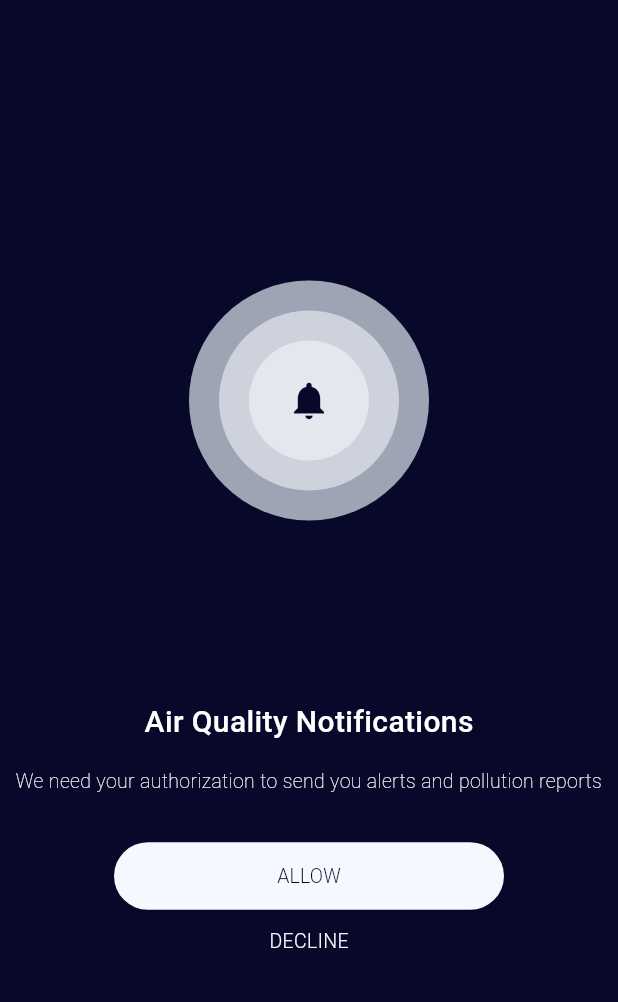
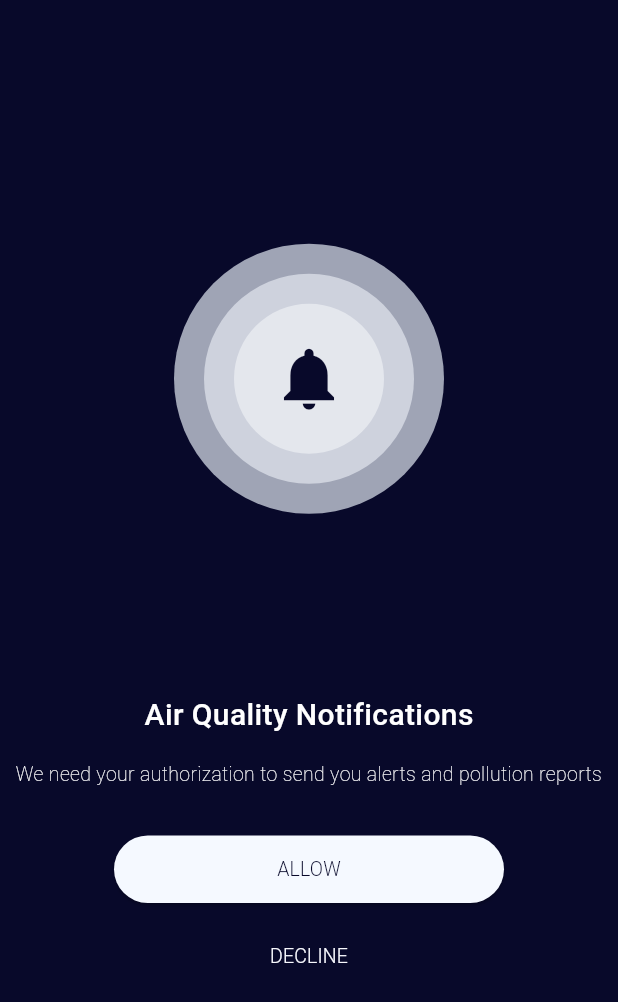
Before and after one commit to mkorunovska/airly_app, a Flutter app: the screen it shows after launch, after a tap on "Skip", after a tap on "Done", on a phone screen of 412 x 824 dp. Shown: the top 1002 px of the screen. Run offline on Flutter 3.47's test engine with Material 3 defaults, Android fonts, the light colour scheme and no system bars; our stand-ins replace lottie, smooth_page_indicator; network calls fail.

Commit message:
Added pages

```diff
--- a/lib/main.dart
+++ b/lib/main.dart
@@ -1,4 +1,7 @@
-import 'package:airly_app/screens/locations.dart';
+import 'package:airly_app/screens/cites_list.dart';
+import 'package:airly_app/screens/details.dart';
+import 'package:airly_app/screens/location.dart';
+import 'package:airly_app/screens/map.dart';
 import 'package:airly_app/screens/notification.dart';
 import 'package:airly_app/screens/on_boarding.dart';
 import 'package:airly_app/screens/splash.dart';
@@ -24,7 +27,10 @@ class MyApp extends StatelessWidget {
         '/splash': (context) => const SplashPage(),
         '/introduction': (context) => const OnBoardingPage(),
         '/notification': (context) => const NotificationPage(),
-        '/locations': (context) => const LocationsPage(),
+        '/location': (context) => const LocationPage(),
+        '/details': (context) => const DetailsPage(),
+        '/cities': (context) => const CitesListPage(),
+        '/map': (context) => const MapPage()
       },
     );
   }
--- a/lib/screens/notification.dart
+++ b/lib/screens/notification.dart
@@ -1,3 +1,4 @@
+import 'package:airly_app/widgets/circle_stack.dart';
 import 'package:flutter/material.dart';
 
 class NotificationPage extends StatelessWidget {
@@ -11,28 +12,8 @@ class NotificationPage extends StatelessWidget {
         child: Column(
           mainAxisAlignment: MainAxisAlignment.center,
           children: [
-            Stack(
-              alignment: AlignmentGeometry.center,
-              children: [
-                CircleAvatar(
-                  radius: 80,
-                  backgroundColor: const Color.fromARGB(255, 159, 164, 181),
-                ),
-                CircleAvatar(
-                  radius: 60,
-                  backgroundColor: const Color.fromARGB(255, 206, 210, 221),
-                ),
-                CircleAvatar(
-                  radius: 40,
-                  backgroundColor: const Color.fromARGB(255, 228, 231, 237),
-                ),
-                Icon(
-                  Icons.notifications,
-                  size: 30,
-                  color: Color.fromARGB(255, 8, 9, 42),
-                ),
-              ],
-            ),
+
+            CircleStack(icon: Icons.notifications),
 
             SizedBox(height: 120),
 
@@ -61,7 +42,7 @@ class NotificationPage extends StatelessWidget {
 
             ElevatedButton(
               onPressed: () {
-                Navigator.pushNamed(context, "/locations");
+                Navigator.pushNamed(context, "/location");
               },
               style: ElevatedButton.styleFrom(
                 minimumSize: const Size(260, 45),
@@ -80,14 +61,20 @@ class NotificationPage extends StatelessWidget {
 
             SizedBox(height: 10),
 
-            Text(
-              "DECLINE",
-              style: TextStyle(
-                fontSize: 13,
-                fontWeight: FontWeight.w300,
-                color: Color.fromARGB(255, 247, 248, 253),
+            TextButton(
+              onPressed: () {
+                Navigator.pushNamed(context, "/location");
+              },
+              child: Text(
+                "DECLINE",
+                style: TextStyle(
+                  fontSize: 13,
+                  fontWeight: FontWeight.w300,
+                  color: Color.fromARGB(255, 247, 248, 253),
+                ),
               ),
             ),
+
           ],
         ),
       ),
--- a/lib/screens/splash.dart
+++ b/lib/screens/splash.dart
@@ -15,7 +15,7 @@ class _SplashPageState extends State<SplashPage> {
   @override
   void initState() {
     super.initState();
-    _timer = Timer(Duration(seconds: 5), () {
+    _timer = Timer(Duration(seconds: 3), () {
       Navigator.pushNamed(context, "/introduction");
     });
   }
--- /dev/null
+++ b/lib/widgets/circle_stack.dart
@@ -0,0 +1,29 @@
+import 'package:flutter/material.dart';
+
+class CircleStack extends StatelessWidget {
+  final IconData icon;
+
+  const CircleStack({super.key, required this.icon});
+
+  @override
+  Widget build(BuildContext context) {
+    return Stack(
+      alignment: AlignmentGeometry.center,
+      children: [
+        CircleAvatar(
+          radius: 90,
+          backgroundColor: const Color.fromARGB(255, 159, 164, 181),
+        ),
+        CircleAvatar(
+          radius: 70,
+          backgroundColor: const Color.fromARGB(255, 206, 210, 221),
+        ),
+        CircleAvatar(
+          radius: 50,
+          backgroundColor: const Color.fromARGB(255, 228, 231, 237),
+        ),
+        Icon(icon, size: 50, color: Color.fromARGB(255, 8, 9, 42)),
+      ],
+    );
+  }
+}
```
Also changed, not shown: lib/screens/cites_list.dart (added, +50 -0 lines), lib/screens/details.dart (added, +255 -0 lines), lib/screens/location.dart (added, +81 -0 lines), lib/screens/locations.dart (deleted, +0 -12 lines), lib/screens/map.dart (added, +75 -0 lines), assets/images/8.png (added), assets/images/map.jpg (added), 2 other files.
